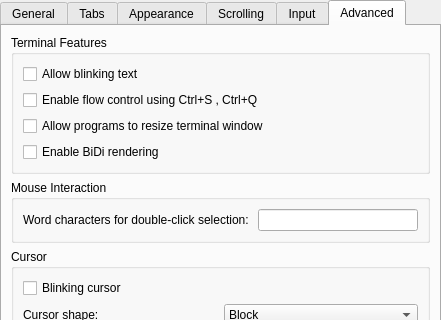
This is src/EditProfileDialog.ui in KDE/konsole as Qt 5 draws it before an edit; both pictures show x 0 to 441 and y 0 to 320 of the 441 by 529 pixel window. The edited form follows.
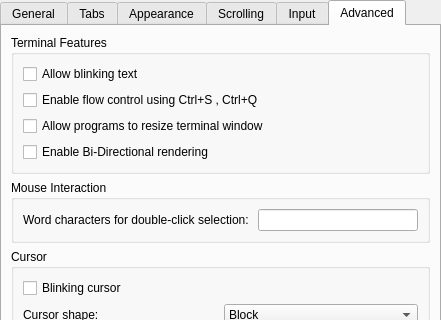
This is the edited form. The open tabs and pages were chosen to show the change. Custom widgets are drawn as their Qt base class.

Commit message: Final touches to the BiDirection disabling patch as requested by Robert. I am still missing a global shortcut, and when I find how to code this properly I will commit (lazy lazy...).

```diff
--- a/src/EditProfileDialog.ui
+++ b/src/EditProfileDialog.ui
@@ -951,7 +951,7 @@
              <string>Enable BiDirectional display on terminals (valid for Arabic, Farsi or Hebrew only)</string>
             </property>
             <property name="text" >
-             <string>Enable BiDi rendering </string>
+             <string>Enable Bi-Directional rendering </string>
             </property>
            </widget>
           </item>
```
The commit also changes 2 other files.
